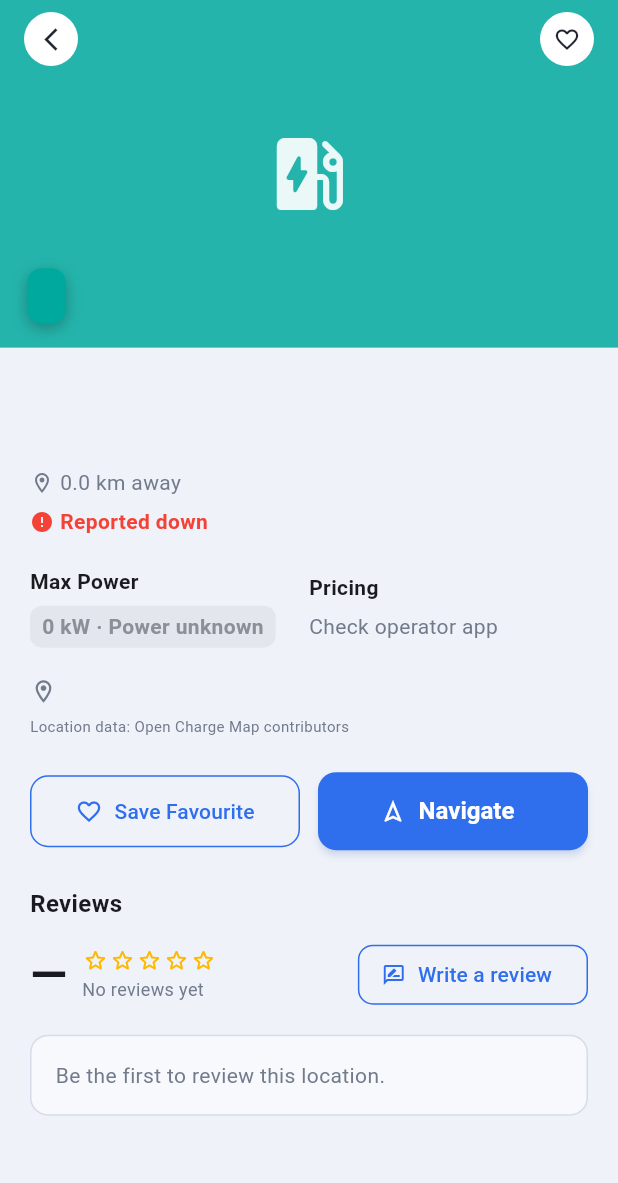
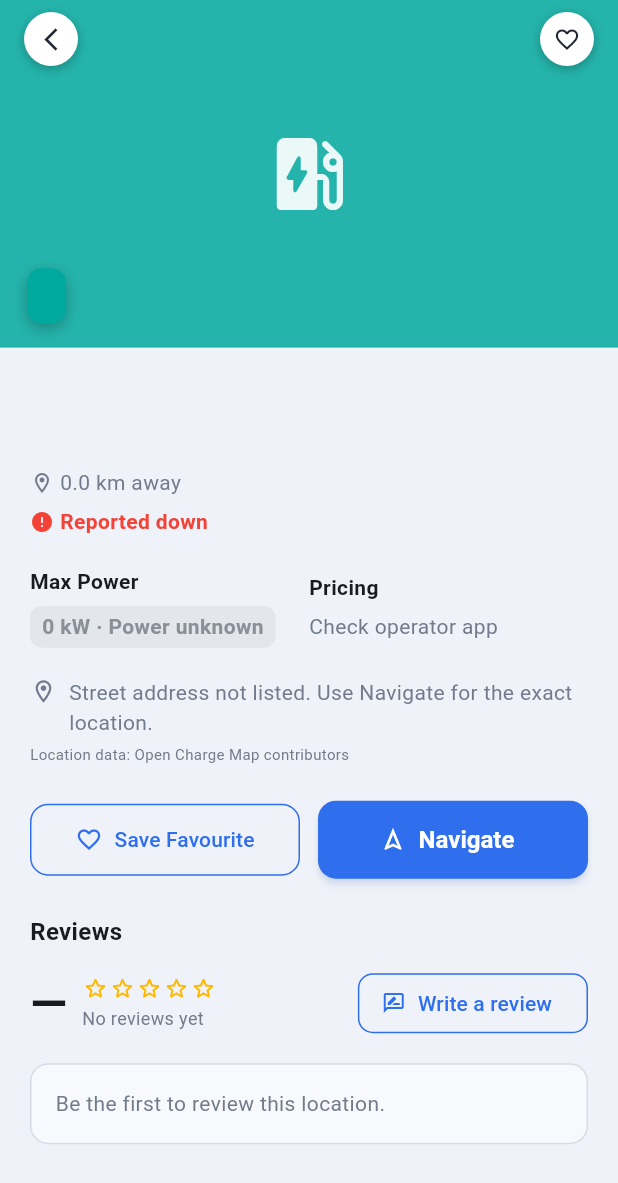
Before and after one commit to KennethLeeit/fuelgoapp, a Flutter app: the EVChargerDetailScreen screen opened directly with empty values, on a phone screen of 412 x 824 dp. Shown: the top 1183 px of the screen. Run offline on Flutter 3.47's test engine with Material 3 defaults, Android fonts, the phone set to English and light mode, and no system bars; our stand-ins replace cloud_firestore, cloud_functions, firebase_auth, firebase_core, flutter_map, geolocator and 2 more; accounts and stored records are empty; network calls fail.

Commit message:
fix address for ev

```diff
--- a/lib/models/models.dart
+++ b/lib/models/models.dart
@@ -144,6 +144,18 @@ class EVCharger {
         usageCostRaw: json['usageCostRaw'] as String?,
         operational: json['operational'] as bool?,
       );
+
+  // Mirrors FuelStation.hasReadableAddress — Open Charge Map / OSM
+  // sometimes have coordinates but no real address for a charger, in
+  // which case the address field is either empty or the literal
+  // "Address not available" placeholder rather than a raw lat/lng pair
+  // (fuel stations' OSM source can produce a bare coordinate string;
+  // this source never does, but the check is harmless either way).
+  bool get hasReadableAddress {
+    final value = address.trim();
+    if (value.isEmpty || value == 'Address not available') return false;
+    return !RegExp(r'^-?\d{1,3}(?:\.\d+)?,\s*-?\d{1,3}(?:\.\d+)?$').hasMatch(value);
+  }
 }
 
 /// Deterministic color per brand/operator name, so real-world brands still
--- a/lib/screens/ev_charger_detail_screen.dart
+++ b/lib/screens/ev_charger_detail_screen.dart
@@ -4,6 +4,7 @@ import '../models/models.dart';
 import '../services/maps_launcher.dart';
 import '../services/favourites_service.dart';
 import '../services/ev_operator_utils.dart';
+import '../services/osm_reverse_geocoding_service.dart';
 import '../widgets/ev_charger_brand_image.dart';
 import '../widgets/review_section.dart';
 
@@ -17,11 +18,36 @@ class EVChargerDetailScreen extends StatefulWidget {
 class _EVChargerDetailScreenState extends State<EVChargerDetailScreen> {
   String? _selectedConnector;
 
+  // Same on-demand pattern as StationDetailScreen: if this charger
+  // arrived with no readable address (common for plain OSM data),
+  // resolve one in the background instead of leaving the placeholder up
+  // forever. Navigate already works fine off the coordinates regardless.
+  String? _resolvedAddress;
+  bool _addressLookupDone = false;
+
   @override
   void initState() {
     super.initState();
     if (widget.charger.connectors.isNotEmpty) {
       _selectedConnector = widget.charger.connectors.first;
+    }
+    if (widget.charger.hasReadableAddress) {
+      _addressLookupDone = true;
+    } else {
+      final c = widget.charger;
+      ReverseGeocodingService.resolveOne(GeocodeTarget(
+        id: c.id,
+        latitude: c.latitude,
+        longitude: c.longitude,
+        name: c.name,
+        hasReadableAddress: false,
+      )).then((address) {
+        if (!mounted) return;
+        setState(() {
+          _resolvedAddress = address;
+          _addressLookupDone = true;
+        });
+      });
     }
   }
 
@@ -30,39 +56,21 @@ class _EVChargerDetailScreenState extends State<EVChargerDetailScreen> {
     final c = widget.charger;
     final color = colorForName(c.operatorName ?? c.name);
     final tier = chargeSpeedTierFor(c.maxPowerKw);
+    final addressText = c.hasReadableAddress
+        ? c.address
+        : (_resolvedAddress ??
+            (_addressLookupDone
+                ? 'Street address not listed. Use Navigate for the exact location.'
+                : 'Looking up the street address\u2026'));
     return Scaffold(
-      body: SingleChildScrollView(
+      body: Stack(
+        children: [
+          SingleChildScrollView(
             child: Column(
               crossAxisAlignment: CrossAxisAlignment.start,
               children: [
-            Stack(
-              children: [
                 EVChargerBrandImage(
                   charger: c,
-                ),
-                SafeArea(
-                  child: Padding(
-                    padding: const EdgeInsets.symmetric(horizontal: 16, vertical: 8),
-                    child: Row(
-                      mainAxisAlignment: MainAxisAlignment.spaceBetween,
-                      children: [
-                        _circleIconButton(Icons.arrow_back_ios_new, () => Navigator.pop(context)),
-                        AnimatedBuilder(
-                          animation: FavouritesService.instance,
-                          builder: (context, _) {
-                            final isFav = FavouritesService.instance.isEvFavourite(c.id);
-                            return _circleIconButton(
-                              isFav ? Icons.favorite : Icons.favorite_border,
-                              () => FavouritesService.instance.toggleEv(c),
-                              color: isFav ? Colors.red : AppColors.textDark,
-                            );
-                          },
-                        ),
-                      ],
-                    ),
-                  ),
-                ),
-              ],
                 ),
                 Padding(
                   padding: const EdgeInsets.all(20),
@@ -173,7 +181,7 @@ class _EVChargerDetailScreenState extends State<EVChargerDetailScreen> {
                         children: [
                           const Icon(Icons.location_on_outlined, size: 18, color: AppColors.textGrey),
                           const SizedBox(width: 8),
-                      Expanded(child: Text(c.address, style: const TextStyle(color: AppColors.textGrey))),
+                          Expanded(child: Text(addressText, style: const TextStyle(color: AppColors.textGrey))),
                         ],
                       ),
                       const SizedBox(height: 4),
@@ -231,13 +239,53 @@ class _EVChargerDetailScreenState extends State<EVChargerDetailScreen> {
               ],
             ),
           ),
+          // Fixed on top of the whole scroll view (not inside it) so back
+          // and favourite stay reachable no matter how far the user has
+          // scrolled — previously these scrolled away with the hero image,
+          // meaning a trip back up was needed just to go back or favourite.
+          Positioned(
+            top: 0,
+            left: 0,
+            right: 0,
+            child: SafeArea(
+              child: Padding(
+                padding: const EdgeInsets.symmetric(horizontal: 16, vertical: 8),
+                child: Row(
+                  mainAxisAlignment: MainAxisAlignment.spaceBetween,
+                  children: [
+                    _circleIconButton(Icons.arrow_back_ios_new, () => Navigator.pop(context)),
+                    AnimatedBuilder(
+                      animation: FavouritesService.instance,
+                      builder: (context, _) {
+                        final isFav = FavouritesService.instance.isEvFavourite(c.id);
+                        return _circleIconButton(
+                          isFav ? Icons.favorite : Icons.favorite_border,
+                          () => FavouritesService.instance.toggleEv(c),
+                          color: isFav ? Colors.red : AppColors.textDark,
+                        );
+                      },
+                    ),
+                  ],
+                ),
+              ),
+            ),
+          ),
+        ],
+      ),
     );
   }
 
   Widget _circleIconButton(IconData icon, VoidCallback onTap, {Color color = AppColors.textDark}) {
     return InkWell(
       onTap: onTap,
-      child: CircleAvatar(backgroundColor: Colors.white, radius: 18, child: Icon(icon, size: 18, color: color)),
+      child: Container(
+        decoration: BoxDecoration(
+          shape: BoxShape.circle,
+          color: Colors.white,
+          boxShadow: const [BoxShadow(color: Colors.black26, blurRadius: 6, offset: Offset(0, 2))],
+        ),
+        child: CircleAvatar(backgroundColor: Colors.transparent, radius: 18, child: Icon(icon, size: 18, color: color)),
+      ),
     );
   }
 }
--- a/lib/services/osm_ev_charger_service.dart
+++ b/lib/services/osm_ev_charger_service.dart
@@ -5,6 +5,7 @@ import 'package:http/http.dart' as http;
 import '../models/models.dart';
 import 'location_service.dart';
 import 'ev_operator_utils.dart';
+import 'osm_reverse_geocoding_service.dart' show ReverseGeocodingService, GeocodeTarget;
 
 /// Fetches real EV charging station locations from OpenStreetMap via the
 /// free, keyless Overpass API — same source and mirror-racing pattern as
@@ -68,7 +69,12 @@ class OsmEvChargerService {
     return completer.future;
   }
 
-  static Future<List<EVCharger>> fetchNearby(AppLatLng center, {double radiusKm = 15, int limit = 40}) async {
+  static Future<List<EVCharger>> fetchNearby(
+    AppLatLng center, {
+    double radiusKm = 15,
+    int limit = 40,
+    bool resolveAddresses = true,
+  }) async {
     final radiusM = (radiusKm * 1000).round();
     final query = '''
 [out:json][timeout:10];
@@ -79,7 +85,31 @@ class OsmEvChargerService {
 out center $limit;
 ''';
     final res = await _raceEndpoints(query, const Duration(seconds: 10));
-    return _parse(json.decode(res.body), center);
+    final chargers = _parse(json.decode(res.body), center);
+
+    // Same idea as OsmFuelService: OSM chargers sometimes have
+    // coordinates but no addr:* tags at all. Navigate already works off
+    // the coordinates regardless — this just fills in a real address for
+    // the closest few so the address line has something truthful to
+    // show instead of "Address not available". Shares one app-wide
+    // throttle with the fuel-station lookups (see ReverseGeocodingService)
+    // so the two together still respect Nominatim's 1 req/sec limit.
+    if (!resolveAddresses) return chargers;
+    final targets = chargers
+        .map((c) => GeocodeTarget(
+              id: c.id,
+              latitude: c.latitude,
+              longitude: c.longitude,
+              name: c.name,
+              hasReadableAddress: c.hasReadableAddress,
+              currentAddress: c.hasReadableAddress ? c.address : null,
+            ))
+        .toList();
+    final resolved = await ReverseGeocodingService.resolveMissing(targets);
+    return chargers.map((c) {
+      final address = resolved[c.id];
+      return address == null ? c : _withAddress(c, address);
+    }).toList(growable: false);
   }
 
   /// Fetches specific EV chargers by their OSM ids (e.g. "node/12345"),
@@ -151,9 +181,11 @@ out center;
           if (power != null && power > maxPower) maxPower = power;
         }
       }
-      // Fallback: some nodes just tag a general max power without per-socket detail.
+      // Fallback: some nodes just tag a general max power without per-socket
+      // detail, and different contributors use different key conventions
+      // for it — check every common variant rather than just one or two.
       if (maxPower == 0) {
-        final generalPower = double.tryParse('${tags['maxpower'] ?? tags['charging_station:power'] ?? ''}');
+        final generalPower = double.tryParse('${tags['maxpower'] ?? tags['charging_station:power'] ?? tags['socket:power'] ?? tags['power'] ?? tags['charging_station:output'] ?? ''}');
         if (generalPower != null) maxPower = generalPower;
       }
 
@@ -194,4 +226,23 @@ out center;
     chargers.sort((a, b) => a.distanceKm.compareTo(b.distanceKm));
     return chargers;
   }
+
+  /// EVCharger's fields are final, so attaching a reverse-geocoded
+  /// address means rebuilding the object — same pattern as
+  /// OsmFuelService's _withAddress.
+  static EVCharger _withAddress(EVCharger charger, String address) {
+    return EVCharger(
+      id: charger.id,
+      name: charger.name,
+      operatorName: charger.operatorName,
+      address: address,
+      latitude: charger.latitude,
+      longitude: charger.longitude,
+      distanceKm: charger.distanceKm,
+      connectors: charger.connectors,
+      maxPowerKw: charger.maxPowerKw,
+      usageCostRaw: charger.usageCostRaw,
+      operational: charger.operational,
+    );
+  }
 }
--- a/lib/services/osm_reverse_geocoding_service.dart
+++ b/lib/services/osm_reverse_geocoding_service.dart
@@ -4,94 +4,110 @@ import 'package:flutter/foundation.dart';
 import 'package:http/http.dart' as http;
 import 'package:shared_preferences/shared_preferences.dart';
 
-import '../models/models.dart';
 import 'location_service.dart';
 
-/// Fills in a readable street address for OSM-sourced fuel stations that
-/// have coordinates but no addr:* tags at all (common in OpenStreetMap —
-/// Navigate still works fine off the coordinates regardless, but the
-/// address line on the detail screen otherwise has nothing truthful to
-/// show, so it displays a placeholder instead).
+/// FuelStation or EVCharger specifically, so both can share this one service
+class GeocodeTarget {
+  final String id;
+  final double latitude;
+  final double longitude;
+  final String name;
+  final bool hasReadableAddress;
+  final String? currentAddress; // only meaningful when hasReadableAddress
+
+  const GeocodeTarget({
+    required this.id,
+    required this.latitude,
+    required this.longitude,
+    required this.name,
+    required this.hasReadableAddress,
+    this.currentAddress,
+  });
+}
+
+/// Fills in a readable street address for OSM-sourced fuel stations and EV
+/// chargers that have coordinates but no real address at all (common in
+/// OpenStreetMap — Navigate still works fine off the coordinates
+/// regardless, but the address line on the detail screen otherwise has
+/// nothing truthful to show, so it displays a placeholder instead).
 ///
 /// Uses the free, keyless Nominatim reverse-geocoding endpoint — the same
 /// OpenStreetMap service already used for place search in
 /// smart_mobility_map_screen.dart. Mirrors the caching / nearest-neighbour
 /// fallback design of MyGeoMapReverseGeocodingService, but with one
 /// important difference: Nominatim's usage policy caps free/public use at
-/// **one request per second**, and unlike the government MyGeoMap
-/// endpoint that pattern was built for, firing several requests at once
-/// risks the app's IP getting rate-limited or blocked outright. So unlike
-/// MyGeoMapReverseGeocodingService's parallel batches, every lookup here
-/// is funnelled through a single serialized queue with a guaranteed
-/// ~1.1s gap between requests — no matter which screen (list, detail,
-/// map) triggers it, or how many trigger it at once.
-class OsmReverseGeocodingService {
+/// **one request per second**, and firing several requests at once risks
+/// the app's IP getting rate-limited or blocked outright.
+///
+/// This is shared by BOTH fuel stations and EV chargers on purpose,
+/// through one static throttle — if fuel and EV each had their own
+/// separate throttled service, the two could together still exceed
+/// Nominatim's 1-request-per-second limit even though neither one alone
+/// would. Every caller (fuel or EV, list or detail screen) funnels
+/// through this single queue with a guaranteed ~1.1s gap between
+/// requests, no matter how many places in the app ask for a lookup at
+/// once.
+class ReverseGeocodingService {
   static const _endpoint = 'https://nominatim.openstreetmap.org/reverse';
   static const _storageKey = 'osm_reverse_address_cache_v1';
   static const _minGapBetweenRequests = Duration(milliseconds: 1100);
 
   static Map<String, String>? _cache;
 
-  // Serializes every live network call through this chain, guaranteeing
-  // at least _minGapBetweenRequests between requests app-wide — this is
-  // what keeps the app compliant with Nominatim's policy regardless of
-  // how many different widgets ask for a lookup at the same time.
   static Future<void> _throttleChain = Future.value();
   static DateTime? _lastRequestAt;
 
-  /// Resolves addresses for up to [maxLookups] of the given stations that
-  /// don't already have a readable one. Call this with an
-  /// already distance-sorted list (fetchNearby already sorts by
-  /// distanceKm) so the closest — most likely to actually be opened —
-  /// stations get priority, since only a capped number are looked up
-  /// live per call to keep the initial fetch from stalling on a long
+  /// Resolves addresses for up to [maxLookups] of the given targets that
+  /// don't already have a readable one. Call this with an already
+  /// distance-sorted list so the closest — most likely to actually be
+  /// opened — items get priority, since only a capped number are looked
+  /// up live per call to keep the initial fetch from stalling on a long
   /// queue of 1-per-second requests.
   ///
   /// Anything beyond that cap, or that Nominatim couldn't resolve, falls
   /// back to "Near <the closest resolved neighbour>" if one exists
   /// within ~350m — same as the MyGeoMap version — so a cluster of
-  /// nearby stations only needs one of them to succeed.
+  /// nearby places only needs one of them to succeed.
   ///
   /// Cached permanently (by rounded coordinate) so a given area only
-  /// ever needs a live lookup once across the app's lifetime, not once
-  /// per screen visit.
+  /// ever needs a live lookup once across the app's lifetime.
   static Future<Map<String, String>> resolveMissing(
-    List<FuelStation> stations, {
+    List<GeocodeTarget> targets, {
     int maxLookups = 6,
   }) async {
     final cache = await _loadCache();
     final resolved = <String, String>{};
-    final pending = <FuelStation>[];
+    final pending = <GeocodeTarget>[];
 
-    for (final station in stations.where((item) => !item.hasReadableAddress)) {
-      final saved = cache[_coordinateKey(station)];
+    for (final target in targets.where((item) => !item.hasReadableAddress)) {
+      final saved = cache[_coordinateKey(target)];
       if (saved != null && saved.isNotEmpty) {
-        resolved[station.id] = saved;
+        resolved[target.id] = saved;
       } else {
-        pending.add(station);
+        pending.add(target);
       }
     }
 
     var changed = false;
-    for (final station in pending.take(maxLookups)) {
-      final address = await _throttledReverseGeocode(station);
+    for (final target in pending.take(maxLookups)) {
+      final address = await _throttledReverseGeocode(target);
       if (address == null) continue;
-      resolved[station.id] = address;
-      cache[_coordinateKey(station)] = address;
+      resolved[target.id] = address;
+      cache[_coordinateKey(target)] = address;
       changed = true;
     }
 
-    for (final station in pending) {
-      if (resolved.containsKey(station.id)) continue;
+    for (final target in pending) {
+      if (resolved.containsKey(target.id)) continue;
       String? nearestAddress;
       var nearestDistance = 0.35;
-      for (final candidate in stations) {
-        if (candidate.id == station.id) continue;
+      for (final candidate in targets) {
+        if (candidate.id == target.id) continue;
         final candidateAddress =
-            candidate.hasReadableAddress ? candidate.address : resolved[candidate.id];
+            candidate.hasReadableAddress ? candidate.currentAddress : resolved[candidate.id];
         if (candidateAddress == null) continue;
         final distance = LocationService.distanceKm(
-          AppLatLng(station.latitude, station.longitude),
+          AppLatLng(target.latitude, target.longitude),
           AppLatLng(candidate.latitude, candidate.longitude),
         );
         if (distance < nearestDistance) {
@@ -101,8 +117,8 @@ class OsmReverseGeocodingService {
       }
       if (nearestAddress != null) {
         final readable = nearestAddress.startsWith('Near ') ? nearestAddress : 'Near $nearestAddress';
-        resolved[station.id] = readable;
-        cache[_coordinateKey(station)] = readable;
+        resolved[target.id] = readable;
+        cache[_coordinateKey(target)] = readable;
         changed = true;
       }
     }
@@ -111,27 +127,26 @@ class OsmReverseGeocodingService {
     return resolved;
   }
 
-  /// On-demand single lookup for the detail screen — so a station that
-  /// wasn't inside the capped [resolveMissing] batch (or that's opened
-  /// well after that first fetch) still eventually gets a real address
-  /// instead of being stuck on the placeholder message forever. Goes
-  /// through the same app-wide throttle as everything else, so it's
-  /// always safe to call regardless of what else is mid-lookup.
-  static Future<String?> resolveOne(FuelStation station) async {
-    if (station.hasReadableAddress) return station.address;
+  /// On-demand single lookup for a detail screen — so an item that wasn't
+  /// inside the capped [resolveMissing] batch (or opened well after that
+  /// first fetch) still eventually gets a real address instead of being
+  /// stuck on the placeholder message forever. Goes through the same
+  /// app-wide throttle as everything else.
+  static Future<String?> resolveOne(GeocodeTarget target) async {
+    if (target.hasReadableAddress) return target.currentAddress;
     final cache = await _loadCache();
-    final cached = cache[_coordinateKey(station)];
+    final cached = cache[_coordinateKey(target)];
     if (cached != null && cached.isNotEmpty) return cached;
 
-    final address = await _throttledReverseGeocode(station);
+    final address = await _throttledReverseGeocode(target);
     if (address != null) {
-      cache[_coordinateKey(station)] = address;
+      cache[_coordinateKey(target)] = address;
       await _saveCache(cache);
     }
     return address;
   }
 
-  static Future<String?> _throttledReverseGeocode(FuelStation station) {
+  static Future<String?> _throttledReverseGeocode(GeocodeTarget target) {
     final result = _throttleChain.then((_) async {
       final last = _lastRequestAt;
       if (last != null) {
@@ -139,7 +154,7 @@ class OsmReverseGeocodingService {
         if (remaining > Duration.zero) await Future.delayed(remaining);
       }
       _lastRequestAt = DateTime.now();
-      return _reverseGeocode(station);
+      return _reverseGeocode(target);
     });
     // Keep the chain alive even if this particular lookup throws, so one
     // failure can't jam every lookup queued behind it.
@@ -147,12 +162,12 @@ class OsmReverseGeocodingService {
     return result;
   }
 
-  static Future<String?> _reverseGeocode(FuelStation station) async {
+  static Future<String?> _reverseGeocode(GeocodeTarget target) async {
     try {
       final uri = Uri.parse(_endpoint).replace(queryParameters: {
         'format': 'jsonv2',
-        'lat': '${station.latitude}',
-        'lon': '${station.longitude}',
+        'lat': '${target.latitude}',
+        'lon': '${target.longitude}',
         'zoom': '18',
         'addressdetails': '1',
       });
@@ -180,24 +195,24 @@ class OsmReverseGeocodingService {
       final candidate = parts.isNotEmpty ? parts : (body['display_name'] as String?)?.trim();
       if (candidate == null || candidate.isEmpty) return null;
 
-      // Nominatim can hand back the station itself (it's an OSM node
-      // too) rather than a genuinely separate nearby address — skip that
+      // Nominatim can hand back the place itself (it's an OSM node too)
+      // rather than a genuinely separate nearby address — skip that
       // case, same as MyGeoMapReverseGeocodingService does, so the
       // nearest-neighbour fallback gets a chance to find something real
       // instead of a "Near <its own name>" non-answer.
       final normalisedCandidate = candidate.toLowerCase().replaceAll(RegExp(r'[^a-z0-9]'), '');
-      final normalisedName = station.name.toLowerCase().replaceAll(RegExp(r'[^a-z0-9]'), '');
+      final normalisedName = target.name.toLowerCase().replaceAll(RegExp(r'[^a-z0-9]'), '');
       if (normalisedCandidate == normalisedName) return null;
 
       return 'Near $candidate';
     } catch (error) {
-      debugPrint('[OsmReverseGeocodingService] Lookup failed: $error');
+      debugPrint('[ReverseGeocodingService] Lookup failed: $error');
       return null;
     }
   }
 
-  static String _coordinateKey(FuelStation station) =>
-      '${station.latitude.toStringAsFixed(5)},${station.longitude.toStringAsFixed(5)}';
+  static String _coordinateKey(GeocodeTarget target) =>
+      '${target.latitude.toStringAsFixed(5)},${target.longitude.toStringAsFixed(5)}';
 
   static Future<Map<String, String>> _loadCache() async {
     if (_cache != null) return _cache!;
@@ -208,7 +223,7 @@ class OsmReverseGeocodingService {
       final decoded = jsonDecode(raw) as Map<String, dynamic>;
       return _cache = decoded.map((key, value) => MapEntry(key, value.toString()));
     } catch (error) {
-      debugPrint('[OsmReverseGeocodingService] Cache read failed: $error');
+      debugPrint('[ReverseGeocodingService] Cache read failed: $error');
       return _cache = {};
     }
   }
@@ -218,7 +233,7 @@ class OsmReverseGeocodingService {
       final prefs = await SharedPreferences.getInstance();
       await prefs.setString(_storageKey, jsonEncode(cache));
     } catch (error) {
-      debugPrint('[OsmReverseGeocodingService] Cache write failed: $error');
+      debugPrint('[ReverseGeocodingService] Cache write failed: $error');
     }
   }
 }
--- a/lib/services/station_cache_service.dart
+++ b/lib/services/station_cache_service.dart
@@ -39,8 +39,8 @@ class StationCacheService {
 
   static const ttl = Duration(minutes: 5);
   static const maxDriftKm = 1.5;
-  static const _fuelStorageKey = 'nearby_fuel_station_cache_v2';
-  static const _evStorageKey = 'nearby_ev_charger_cache_v2';
+  static const _fuelStorageKey = 'nearby_fuel_station_cache_v3';
+  static const _evStorageKey = 'nearby_ev_charger_cache_v3';
   static const _diskMaxAge = Duration(days: 30);
 
   _CacheEntry<FuelStation>? _fuel;
--- a/lib/widgets/ev_charger_brand_image.dart
+++ b/lib/widgets/ev_charger_brand_image.dart
@@ -173,7 +173,7 @@ class _EvBrandIdentity {
         logoScale: 1.25,
       );
     }
-    if (value.contains('chargEV')) {
+    if (value.contains('chargeev') || value.contains('chargev')) {
       return const _EvBrandIdentity(
         Color(0xFF2F6FED),
         logoBaseName: 'assets/images/logo_chargev',
@@ -283,7 +283,7 @@ class _EVChargerBrandImageState extends State<EVChargerBrandImage> {
     if (value.contains('gentari')) {
       return 'assets/images/station_gentari';
     }
-    if (value.contains('chargEV')) {
+    if (value.contains('chargeev') || value.contains('chargev')) {
       return 'assets/images/station_chargeEV';
     }
     if (value.contains('jomcharge')) {
```
Also changed, not shown: lib/screens/station_detail_screen.dart (+54 -32 lines), lib/services/mygeomap_fuel_service.dart (+19 -3 lines), lib/services/osm_fuel_service.dart (+34 -15 lines), pubspec.lock. Lines whose indentation alone changed are shown as unchanged.
